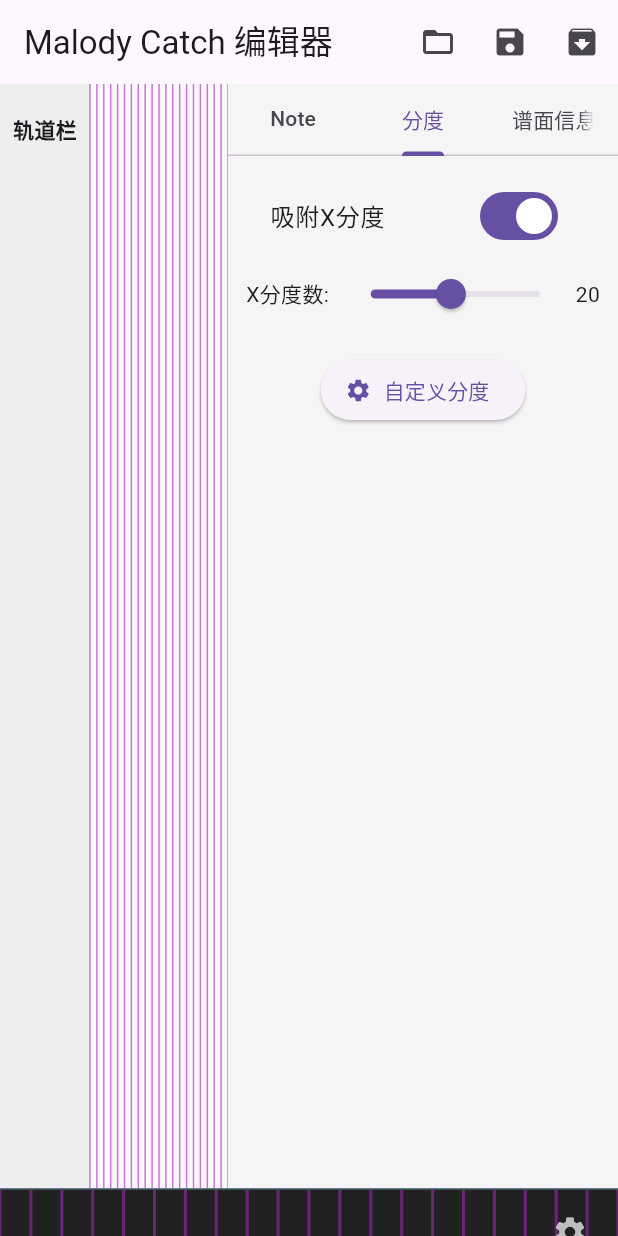
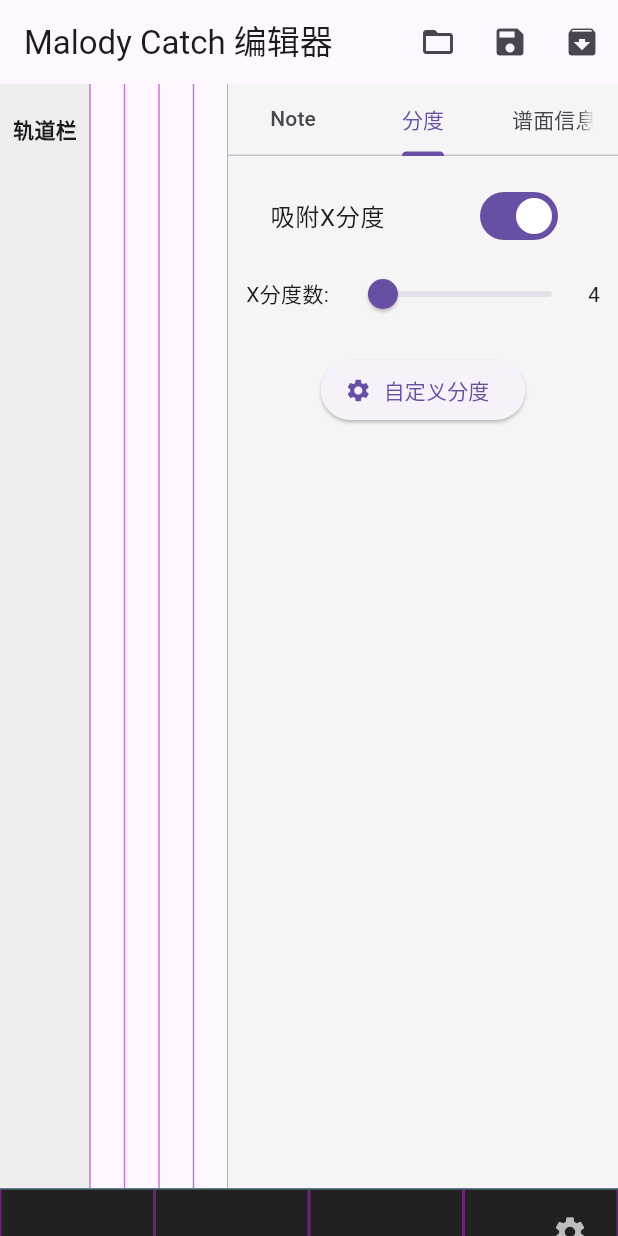
Before and after one commit to ChuanYuanNotBoat/Malody-Catch-Color-Editor, a Flutter app: the screen it shows after launch, tab 2 chosen, on a phone screen of 412 x 824 dp. Run offline on Flutter 3.47's test engine with Material 3 defaults, Android fonts, the light colour scheme and no system bars; our stand-ins replace file_picker.

Commit message:
v0.1.1-beta  fixed some bugs

```diff
--- a/lib/beat_color_util.dart
+++ b/lib/beat_color_util.dart
@@ -15,7 +15,6 @@
 
 const Color rainNoteColor = Colors.cyan;
 
-/// 获取分度字符串
 String getBeatString(int xDiv) {
   switch (xDiv) {
     case 1:
@@ -43,5 +42,4 @@
   }
 }
 
-/// 获取非rain音符的颜色，优先根据分度字符串
 Color getColorForBeat(String beat) => beatColorMap[beat] ?? Colors.purple;
--- a/lib/editor_canvas.dart
+++ b/lib/editor_canvas.dart
@@ -1,4 +1,5 @@
 import 'package:flutter/material.dart';
+import 'package:flutter/services.dart';
 import 'beat_color_util.dart';
 
 enum NoteType { normal, long, special, rain }
--- a/lib/editor_right_panel.dart
+++ b/lib/editor_right_panel.dart
@@ -187,7 +187,6 @@
         ListTile(title: const Text("Artist"), subtitle: Text(song['artist']?.toString() ?? '')),
         ListTile(title: const Text("Creator"), subtitle: Text(meta!['creator']?.toString() ?? '')),
         ListTile(title: const Text("Version"), subtitle: Text(meta!['version']?.toString() ?? '')),
-        // 可继续添加
       ],
     );
   }
--- a/lib/main.dart
+++ b/lib/main.dart
@@ -1,11 +1,15 @@
 import 'package:flutter/material.dart';
 import 'dart:async';
 import 'dart:io';
+import 'dart:convert';
+import 'package:path/path.dart' as p;
+
 import 'editor_canvas.dart';
 import 'editor_right_panel.dart';
 import 'malody_import_export.dart';
 import 'divide_preview_bar.dart';
-import 'package:path/path.dart' as p;
+import 'divide_adjust_dialog.dart';
+import 'beat_color_util.dart';
 
 void main() {
   runApp(const MalodyCatchEditorApp());
@@ -33,7 +37,7 @@
 class _EditorPageState extends State<EditorPage> {
   List<Note> notes = [];
   NoteType selectedType = NoteType.normal;
-  int xDivisions = 20;
+  int xDivisions = 4; // 默认1/4分度
   bool snapToXDivision = true;
   List<int> selectedNoteIndices = [];
   Map<String, dynamic>? chartJson;
@@ -43,9 +47,6 @@
   Timer? _autoSaveTimer;
   late void Function() _deleteHandler;
   List<double>? customDivides;
-
-  // 新增的getter方法
-  String get currentBeat => getBeatString(xDivisions);
 
   @override
   void initState() {
@@ -74,6 +75,7 @@
         'x': n.x,
         'y': n.y,
         'type': n.type.name,
+        'beat': n.beat,
       })
           .toList();
       await File(path).writeAsString(const JsonEncoder.withIndent('  ').convert(mcJson));
@@ -155,6 +157,7 @@
             type: NoteType.values.firstWhere(
                     (e) => e.name == (n['type'] ?? 'normal'),
                 orElse: () => NoteType.normal),
+            beat: n['beat']?.toString() ?? getBeatString(xDivisions),
           ))
               .toList();
         }
@@ -184,6 +187,7 @@
         'x': n.x,
         'y': n.y,
         'type': n.type.name,
+        'beat': n.beat,
       })
           .toList();
 
@@ -238,6 +242,9 @@
       });
     }
   }
+
+  // 由xDivisions推断分度字符串
+  String get currentBeat => getBeatString(xDivisions);
 
   @override
   Widget build(BuildContext context) {
@@ -299,7 +306,6 @@
                           xDivisions: xDivisions,
                           snapToXDivision: snapToXDivision,
                           customDivides: customDivides,
-                          // 新增的beatStr参数
                           beatStr: currentBeat,
                           onAddNote: (note) {
                             setState(() {
@@ -348,7 +354,6 @@
               DividePreviewBar(
                 xDivisions: xDivisions,
                 customDivides: customDivides,
-                // 新增的beatStr参数
                 beatStr: currentBeat,
                 onCustomDividesChanged: (divides) {
                   setState(() {
@@ -360,6 +365,7 @@
           ),
         ],
       ),
+      bottomNavigationBar: null,
     );
   }
 }
```
